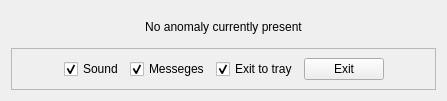
First picture: the form in ui/tracker_ui.ui, repository Kanjirito/wf-sentient-tracker, before the edit.
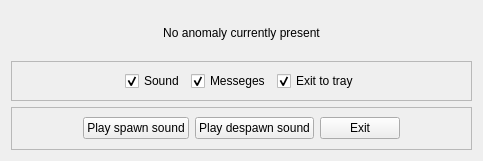
Second picture: the form after the edit.

Commit message: pyinstaller compatibility, message fix, sound buttons

What changed in the file:
```diff
--- a/ui/tracker_ui.ui
+++ b/ui/tracker_ui.ui
@@ -6,8 +6,8 @@
    <rect>
     <x>0</x>
     <y>0</y>
-    <width>447</width>
-    <height>101</height>
+    <width>483</width>
+    <height>161</height>
    </rect>
   </property>
   <property name="windowTitle">
@@ -89,6 +89,76 @@
        </widget>
       </item>
       <item>
+       <spacer name="horizontalSpacer_2">
+        <property name="orientation">
+         <enum>Qt::Horizontal</enum>
+        </property>
+        <property name="sizeHint" stdset="0">
+         <size>
+          <width>40</width>
+          <height>20</height>
+         </size>
+        </property>
+       </spacer>
+      </item>
+     </layout>
+    </widget>
+   </item>
+   <item>
+    <widget class="QFrame" name="frame_2">
+     <property name="sizePolicy">
+      <sizepolicy hsizetype="Preferred" vsizetype="Preferred">
+       <horstretch>0</horstretch>
+       <verstretch>0</verstretch>
+      </sizepolicy>
+     </property>
+     <property name="frameShape">
+      <enum>QFrame::StyledPanel</enum>
+     </property>
+     <property name="frameShadow">
+      <enum>QFrame::Raised</enum>
+     </property>
+     <layout class="QHBoxLayout" name="horizontalLayout_2">
+      <item>
+       <spacer name="horizontalSpacer_3">
+        <property name="orientation">
+         <enum>Qt::Horizontal</enum>
+        </property>
+        <property name="sizeHint" stdset="0">
+         <size>
+          <width>40</width>
+          <height>20</height>
+         </size>
+        </property>
+       </spacer>
+      </item>
+      <item>
+       <widget class="QPushButton" name="SpawnButton">
+        <property name="sizePolicy">
+         <sizepolicy hsizetype="Fixed" vsizetype="Fixed">
+          <horstretch>0</horstretch>
+          <verstretch>0</verstretch>
+         </sizepolicy>
+        </property>
+        <property name="text">
+         <string>Play spawn sound</string>
+        </property>
+       </widget>
+      </item>
+      <item>
+       <widget class="QPushButton" name="DespawnButton">
+        <property name="sizePolicy">
+         <sizepolicy hsizetype="Fixed" vsizetype="Fixed">
+          <horstretch>0</horstretch>
+          <verstretch>0</verstretch>
+         </sizepolicy>
+        </property>
+        <property name="text">
+         <string>Play despawn sound</string>
+        </property>
+       </widget>
+      </item>
+      <item>
        <widget class="QPushButton" name="ExitButton">
         <property name="sizePolicy">
          <sizepolicy hsizetype="Fixed" vsizetype="Fixed">
@@ -102,7 +172,7 @@
        </widget>
       </item>
       <item>
-       <spacer name="horizontalSpacer_2">
+       <spacer name="horizontalSpacer_4">
         <property name="orientation">
          <enum>Qt::Horizontal</enum>
         </property>
```
The commit also changes 2 other files.
